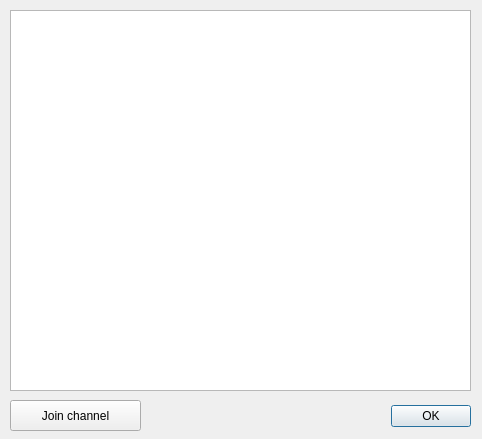
Before: the Qt Designer form ListOfChannels.ui in group93492/chat-client, drawn with Qt 5.
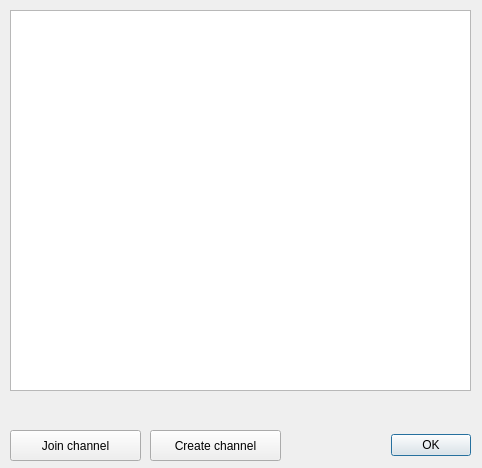
After: the same form once the commit is applied.

Commit message: Added ability to create a channel

What changed in the file:
```diff
--- a/ListOfChannels.ui
+++ b/ListOfChannels.ui
@@ -7,7 +7,7 @@
     <x>0</x>
     <y>0</y>
     <width>482</width>
-    <height>439</height>
+    <height>468</height>
    </rect>
   </property>
   <property name="windowTitle">
@@ -17,7 +17,7 @@
    <property name="geometry">
     <rect>
      <x>370</x>
-     <y>401</y>
+     <y>430</y>
      <width>101</width>
      <height>31</height>
     </rect>
@@ -36,7 +36,7 @@
    <property name="geometry">
     <rect>
      <x>10</x>
-     <y>400</y>
+     <y>430</y>
      <width>131</width>
      <height>31</height>
     </rect>
@@ -67,9 +67,9 @@
   <widget class="QLabel" name="joinStatusLabel">
    <property name="geometry">
     <rect>
-     <x>150</x>
-     <y>401</y>
-     <width>221</width>
+     <x>20</x>
+     <y>390</y>
+     <width>451</width>
      <height>31</height>
     </rect>
    </property>
@@ -77,6 +77,19 @@
     <string/>
    </property>
   </widget>
+  <widget class="QPushButton" name="createButton">
+   <property name="geometry">
+    <rect>
+     <x>150</x>
+     <y>430</y>
+     <width>131</width>
+     <height>31</height>
+    </rect>
+   </property>
+   <property name="text">
+    <string>Create channel</string>
+   </property>
+  </widget>
  </widget>
  <tabstops>
   <tabstop>channelTable</tabstop>
```
The commit also changes 10 other files.
